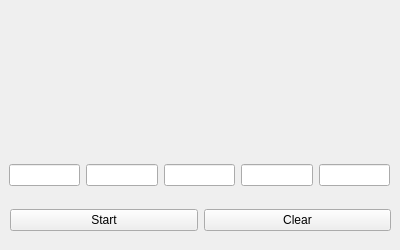
Above: ip-calc-qt/IPCalcForm.ui from A92LEKSANDR/ip-calc-qt before the change. Below: the same form after it.
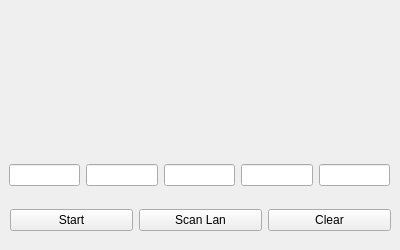
That is the form after the change.

Diff of the .ui file:
```diff
--- a/ip-calc-qt/IPCalcForm.ui
+++ b/ip-calc-qt/IPCalcForm.ui
@@ -43,13 +43,20 @@
        </property>
       </widget>
      </item>
-     <item row="0" column="1">
+     <item row="0" column="2">
       <widget class="QPushButton" name="clearButton">
        <property name="text">
         <string>Clear</string>
        </property>
       </widget>
      </item>
+     <item row="0" column="1">
+      <widget class="QPushButton" name="pushButton">
+       <property name="text">
+        <string>Scan Lan</string>
+       </property>
+      </widget>
+     </item>
     </layout>
    </widget>
    <widget class="QWidget" name="gridLayoutWidget_2">
```
